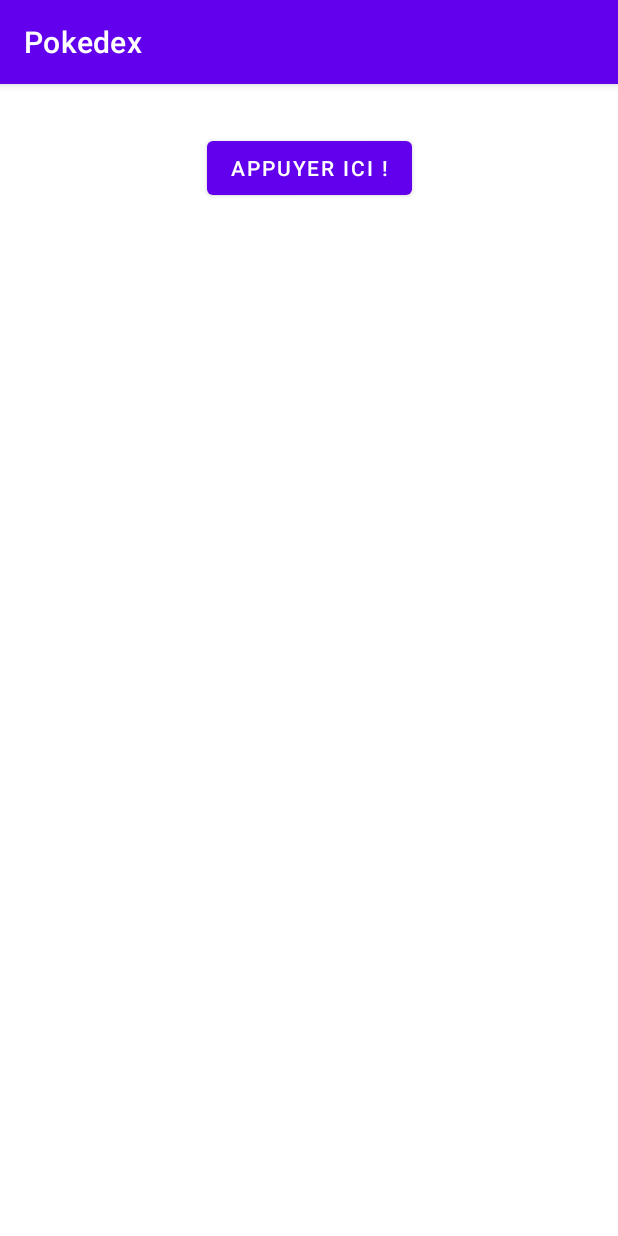
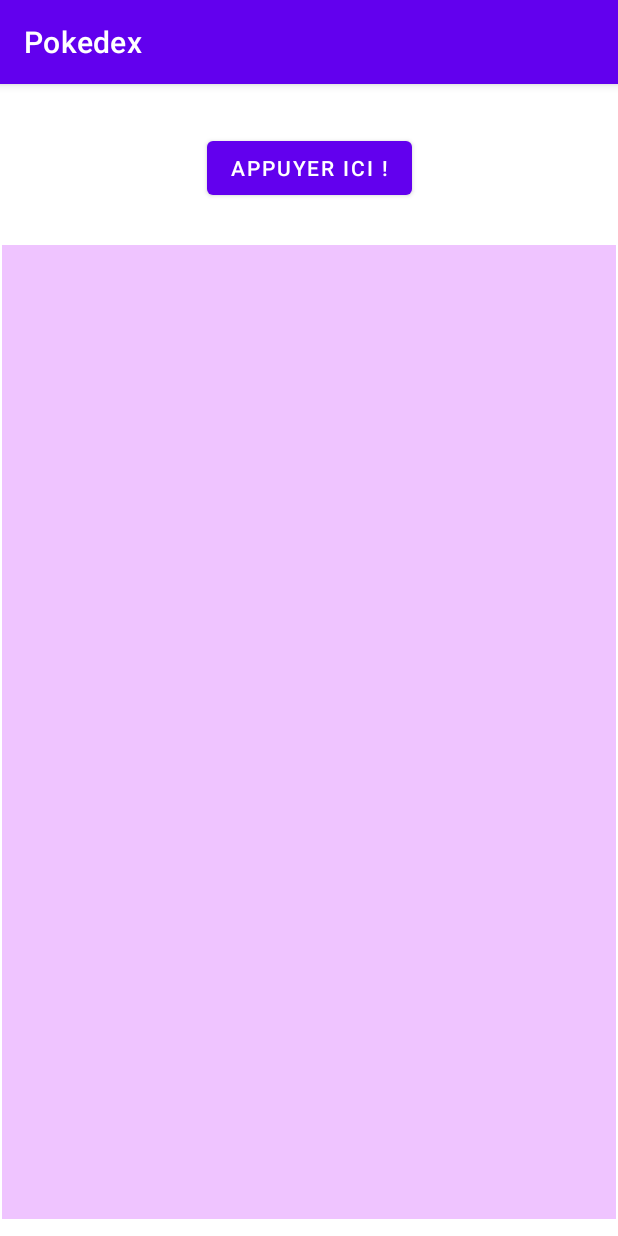
Before and after one commit to JehanPhlp/Pokedex, an Android app: the screen it shows after launch (MainActivity), on a phone screen of 412 x 824 dp. Run offline under Robolectric (Android 15) with nearby library versions, the phone set to English and light mode, and no system bars.

```diff
--- a/app/src/main/java/com/example/pokedex/MainActivity.java
+++ b/app/src/main/java/com/example/pokedex/MainActivity.java
@@ -6,6 +6,7 @@ import android.os.Bundle;
 import android.util.Log;
 import android.view.View;
 import android.widget.Button;
+import android.widget.ListView;
 import android.widget.Toast;
 
 public class MainActivity extends AppCompatActivity {
@@ -18,12 +19,14 @@ public class MainActivity extends AppCompatActivity {
         setContentView(R.layout.activity_main);
 
         Button button = (Button) findViewById(R.id.buttonCentre);
+        ListView listview = (ListView) findViewById(R.id.listview);
 
         button.setOnClickListener(new View.OnClickListener() {
             @Override
             public void onClick(View view) {
                 Toast.makeText(MainActivity.this, R.string.toast_button_clic, Toast.LENGTH_SHORT).show();
                 Log.v(TAG, "Bouton centre cliqué :Toast("+R.string.toast_button_clic+")");
+                listview.add()
             }
         });
     }
--- a/app/src/main/res/layout/activity_main.xml
+++ b/app/src/main/res/layout/activity_main.xml
@@ -18,9 +18,13 @@
         app:layout_constraintTop_toTopOf="parent" />
 
     <ListView
+        android:id="@+id/listview"
         android:layout_width="409dp"
         android:layout_height="649dp"
+        android:layout_marginHorizontal="16dp"
         android:layout_marginTop="32dp"
+        android:layout_marginBottom="16dp"
+        android:background="@color/couleur_fond_listview"
         app:layout_constraintBottom_toBottomOf="parent"
         app:layout_constraintEnd_toEndOf="parent"
         app:layout_constraintHorizontal_bias="0.5"
--- a/app/src/main/res/values/colors.xml
+++ b/app/src/main/res/values/colors.xml
@@ -7,4 +7,5 @@
     <color name="teal_700">#FF018786</color>
     <color name="black">#FF000000</color>
     <color name="white">#FFFFFFFF</color>
+    <color name="couleur_fond_listview">#FFEFC4FF</color>
 </resources>
```
